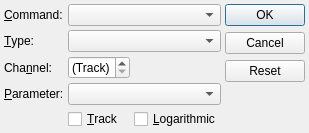
Qt form src/qmidictlMidiControlForm.ui (rncbc/qmidictl) before a commit.
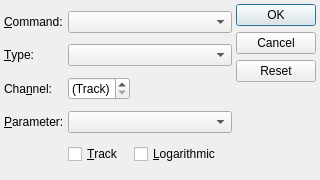
The same form after that commit. Icons and pictures are not drawn.

```diff
--- a/src/qmidictlMidiControlForm.ui
+++ b/src/qmidictlMidiControlForm.ui
@@ -26,8 +26,8 @@
    <rect>
     <x>0</x>
     <y>0</y>
-    <width>287</width>
-    <height>118</height>
+    <width>320</width>
+    <height>180</height>
    </rect>
   </property>
   <property name="windowTitle">
```
Left out of the diff: 2 changed lines with no effect on the pictures.
